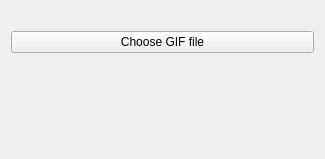
Before: the Qt Designer form Effects/GifPlayer/GifPlayer.ui in DLdota/OpenRGBEffectsPlugin, drawn with Qt 5.
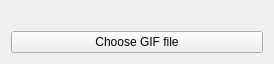
After: the same form once the commit is applied.

Commit message: Add a spacer only if needed

What changed in the file:
```diff
--- a/Effects/GifPlayer/GifPlayer.ui
+++ b/Effects/GifPlayer/GifPlayer.ui
@@ -6,8 +6,8 @@
    <rect>
     <x>0</x>
     <y>0</y>
-    <width>325</width>
-    <height>159</height>
+    <width>274</width>
+    <height>60</height>
    </rect>
   </property>
   <property name="windowTitle">
@@ -28,18 +28,12 @@
      </property>
     </widget>
    </item>
-   <item row="2" column="0">
-    <spacer name="verticalSpacer">
-     <property name="orientation">
-      <enum>Qt::Vertical</enum>
+   <item row="0" column="0">
+    <widget class="QLabel" name="movie">
+     <property name="text">
+      <string/>
      </property>
-     <property name="sizeHint" stdset="0">
-      <size>
-       <width>20</width>
-       <height>40</height>
-      </size>
-     </property>
-    </spacer>
+    </widget>
    </item>
   </layout>
  </widget>
```
Left out of the diff: 7 changed lines with no effect on the pictures. The commit also changes 34 other files.
